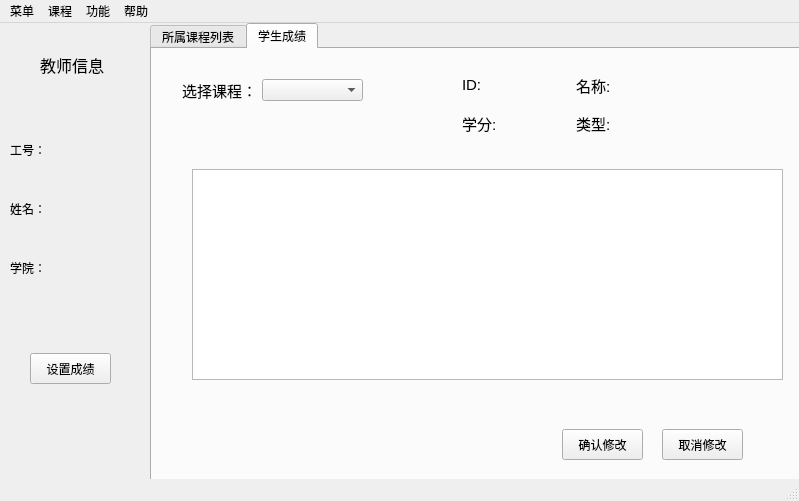
This is source/mainwindow_teacher.ui in laddie132/Academic-Management-System-Demo as Qt 5 draws it before an edit. The edited form follows.
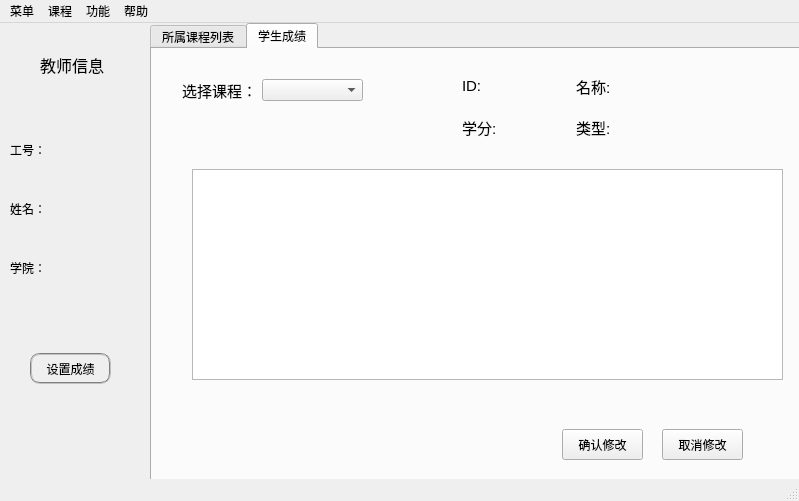
This is the edited form. The open tabs and pages were chosen to show the change.

The edit to the form file:
```diff
--- a/source/mainwindow_teacher.ui
+++ b/source/mainwindow_teacher.ui
@@ -13,6 +13,9 @@
   <property name="windowTitle">
    <string>教师用户</string>
   </property>
+  <property name="styleSheet">
+   <string notr="true">font: 25 10pt &quot;微软雅黑 Light&quot;;</string>
+  </property>
   <widget class="QWidget" name="centralwidget">
    <widget class="QTabWidget" name="tabWidget_teacher">
     <property name="geometry">
@@ -23,6 +26,9 @@
       <height>461</height>
      </rect>
     </property>
+    <property name="styleSheet">
+     <string notr="true">font: 25 10pt &quot;微软雅黑&quot;;</string>
+    </property>
     <property name="currentIndex">
      <number>1</number>
     </property>
@@ -111,12 +117,15 @@
         <x>310</x>
         <y>20</y>
         <width>221</width>
-        <height>71</height>
+        <height>76</height>
        </rect>
       </property>
       <layout class="QGridLayout" name="gridLayout_2">
        <item row="0" column="0">
         <widget class="QLabel" name="label_6">
+         <property name="styleSheet">
+          <string notr="true">font: 25 11pt &quot;微软雅黑&quot;;</string>
+         </property>
          <property name="text">
           <string>&lt;html&gt;&lt;head/&gt;&lt;body&gt;&lt;p&gt;&lt;span style=&quot; font-size:11pt;&quot;&gt;ID:&lt;/span&gt;&lt;/p&gt;&lt;/body&gt;&lt;/html&gt;</string>
          </property>
@@ -124,6 +133,9 @@
        </item>
        <item row="2" column="0">
         <widget class="QLabel" name="label_8">
+         <property name="styleSheet">
+          <string notr="true">font: 25 11pt &quot;微软雅黑&quot;;</string>
+         </property>
          <property name="text">
           <string>&lt;html&gt;&lt;head/&gt;&lt;body&gt;&lt;p&gt;&lt;span style=&quot; font-size:11pt;&quot;&gt;学分:&lt;/span&gt;&lt;/p&gt;&lt;/body&gt;&lt;/html&gt;</string>
          </property>
@@ -151,6 +163,9 @@
        </item>
        <item row="0" column="2">
         <widget class="QLabel" name="label_7">
+         <property name="styleSheet">
+          <string notr="true">font: 25 11pt &quot;微软雅黑&quot;;</string>
+         </property>
          <property name="text">
           <string>&lt;html&gt;&lt;head/&gt;&lt;body&gt;&lt;p&gt;&lt;span style=&quot; font-size:11pt;&quot;&gt;名称:&lt;/span&gt;&lt;/p&gt;&lt;/body&gt;&lt;/html&gt;</string>
          </property>
@@ -168,6 +183,9 @@
        </item>
        <item row="2" column="2">
         <widget class="QLabel" name="label_9">
+         <property name="styleSheet">
+          <string notr="true">font: 25 11pt &quot;微软雅黑&quot;;</string>
+         </property>
          <property name="text">
           <string>&lt;html&gt;&lt;head/&gt;&lt;body&gt;&lt;p&gt;&lt;span style=&quot; font-size:11pt;&quot;&gt;类型:&lt;/span&gt;&lt;/p&gt;&lt;/body&gt;&lt;/html&gt;</string>
          </property>
@@ -314,7 +332,7 @@
      </rect>
     </property>
     <property name="styleSheet">
-     <string notr="true">font: 11pt &quot;宋体&quot;;</string>
+     <string notr="true">border:2px groove gray;border-radius:10px;padding:2px 4px;</string>
     </property>
     <property name="text">
      <string>设置成绩</string>
```
Left out of the diff: 23 changed lines with no effect on the pictures.
